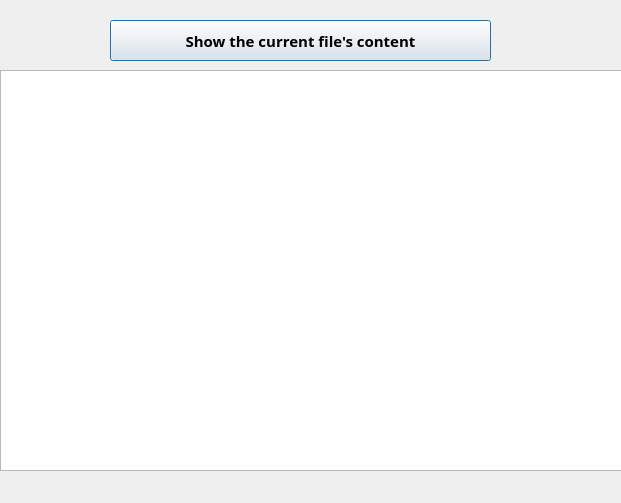
Before: the Qt Designer form showall.ui in yasmineNasrat/TextEditor, drawn with Qt 5.
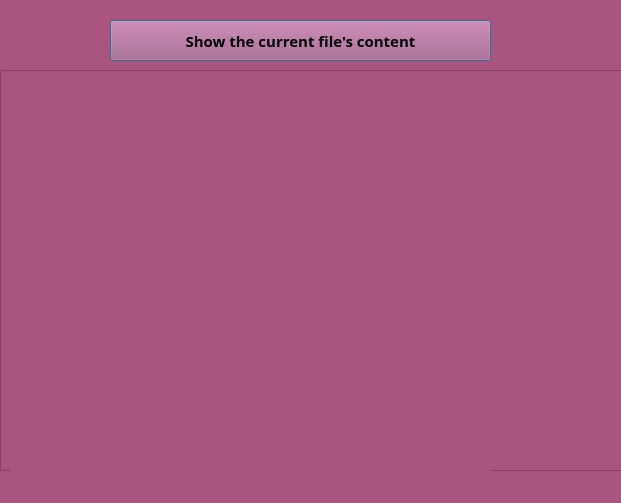
After: the same form once the commit is applied.

Patch:
```diff
--- a/showall.ui
+++ b/showall.ui
@@ -13,6 +13,10 @@
   <property name="windowTitle">
    <string>Dialog</string>
   </property>
+  <property name="styleSheet">
+   <string notr="true">color: rgb(255, 255, 255);
+background-color: rgb(170, 85, 127);</string>
+  </property>
   <widget class="QTextEdit" name="text">
    <property name="geometry">
     <rect>
@@ -30,6 +34,9 @@
      <bold>true</bold>
     </font>
    </property>
+   <property name="styleSheet">
+    <string notr="true">color: rgb(255, 255, 255);</string>
+   </property>
    <property name="readOnly">
     <bool>true</bool>
    </property>
@@ -51,6 +58,9 @@
      <bold>true</bold>
     </font>
    </property>
+   <property name="styleSheet">
+    <string notr="true">color: rgb(0, 0, 0);</string>
+   </property>
    <property name="text">
     <string>Show the current file's content</string>
    </property>
```
